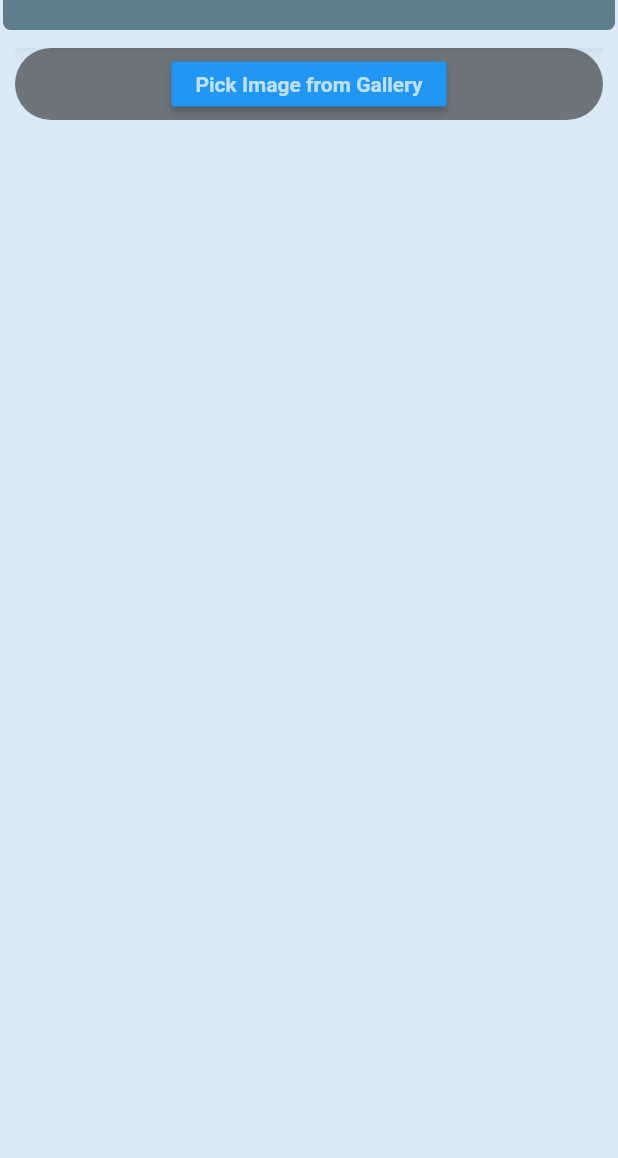
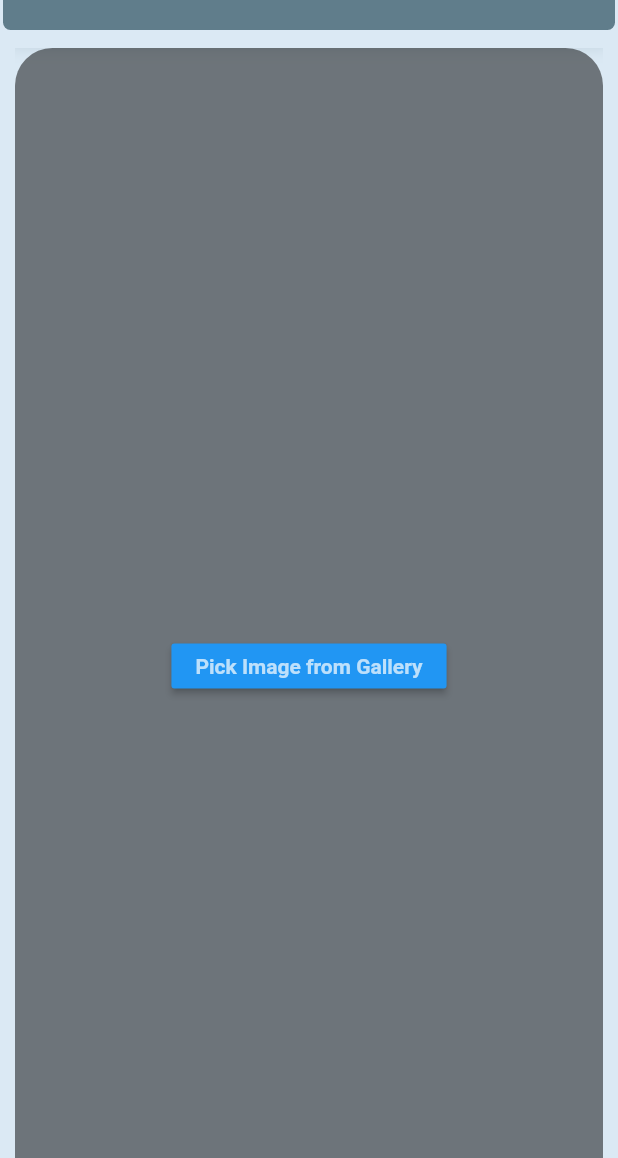
Before and after one commit to mohamedbadrco/photo-hash, a Flutter app: the screen it shows after launch, on a phone screen of 412 x 824 dp, the part 78-1236 px from its top. Run offline on Flutter 3.47's test engine with Material 2 defaults, Android fonts, the phone set to English and light mode, and no system bars; our stand-ins replace image_picker, syncfusion_flutter_sliders; missing offline and left inert: image_picker_for_web.

Commit message:
Add files via upload

```diff
--- a/lib/main.dart
+++ b/lib/main.dart
@@ -6,7 +6,7 @@ import 'package:image_picker/image_picker.dart';
 import 'dart:async';
 import 'dart:io';
 import 'package:syncfusion_flutter_sliders/sliders.dart';
-import 'package:multi_select_flutter/multi_select_flutter.dart';
+//import 'package:multi_select_flutter/multi_select_flutter.dart';
 //import 'package:flutter/services.dart';
 //import 'package:flutter/foundation.dart' show kIsWeb;
 import 'dart:typed_data';
@@ -61,20 +61,45 @@ class MyHomePage extends StatefulWidget {
 
 class _MyHomePageState extends State<MyHomePage> {
   XFile? image;
+
   img.Image? photo;
   Uint8List? imagebytes;
-  String gscale1 =
-      "\$@B%8&WM#*oahkbdpqwmZO0QLCJUYXzcvunxrjft/\|()1{}[]?-_+~<>i!lI;:,\"^`'.";
+  final String gscale1 =
+      "\$@B%8&WM#*oahkbdpqwmZO0QLCJUYXzcvunxrjft/|()1{}[]?-_+~<>i!lI;:,\"^`'.";
 
-  String gscale2 = '@%#*+=-:. ';
+  final String gscale2 = '@%#*+=-:. ';
+  final String gscale3 = "BWMoahkbdpqwmZOQLCJUYXzcvunxrjftilI";
 
   double _valuecom = 0.5;
 
   double _valueblur = 0.0;
 
-  final List<String> _filtersnames = ['Normal Colors', 'Sepia', 'GreyScale'];
+  Map<String, bool> filtersmap = {
+    'gscale': true,
+    'norcolors': false,
+    'sepia': false
+  };
 
-  String? _Flitername = 'GreyScale';
+  Map<String, bool> typemap = {
+    'img': true,
+    'text': false,
+  };
+
+  Map<String, bool> brcmap = {
+    'white': true,
+    'black': false,
+    'red': false,
+    'green': false,
+    'blue': false
+  };
+
+  Map<String, bool> fontmap = {'14': true, '24': false};
+
+  Map<String, bool> symbollsmap = {
+    'letters and symbols': true,
+    'onlysymbols': false,
+    'onlyletters': false
+  };
 
   Future pickImage() async {
     try {
@@ -135,7 +160,8 @@ class _MyHomePageState extends State<MyHomePage> {
     // than having to individually change instances of widgets.
     return Scaffold(
       backgroundColor: const Color(0xffdbe9f4),
-      body: Center(
+      body: SingleChildScrollView(
+        child: Center(
           // Center is a layout widget. It takes a single child and positions it
           // in the middle of the parent.
           child: Column(
@@ -187,12 +213,14 @@ class _MyHomePageState extends State<MyHomePage> {
                             color: Colors.black.withOpacity(0.5)),
                         child: Container(
                           width: double.infinity,
+                          height: MediaQuery.of(context).size.height,
                           child: imagebytes == null
                               ? Center(
                                   child: MaterialButton(
                                       height: 30.0,
                                       color: Colors.blue,
-                                  child: const Text("Pick Image from Gallery",
+                                      child: const Text(
+                                          "Pick Image from Gallery",
                                           style: TextStyle(
                                               color: Colors.white70,
                                               fontWeight: FontWeight.bold)),
@@ -207,9 +235,8 @@ class _MyHomePageState extends State<MyHomePage> {
                                       width: MediaQuery.of(context).size.width,
                                     ),
                                     Column(
-                                    mainAxisAlignment: MainAxisAlignment.center,
-                                    crossAxisAlignment:
-                                        CrossAxisAlignment.center,
+                                      mainAxisAlignment:
+                                          MainAxisAlignment.center,
                                       children: [
                                         Image.memory(
                                           imagebytes!,
@@ -223,10 +250,13 @@ class _MyHomePageState extends State<MyHomePage> {
                                             child: const Text("Chang Image ",
                                                 style: TextStyle(
                                                     color: Colors.white70,
-                                                  fontWeight: FontWeight.bold)),
+                                                    fontWeight:
+                                                        FontWeight.bold)),
                                             onPressed: () {
                                               pickImage();
                                             }),
+                                        Column(
+                                          children: [
                                             SfSlider(
                                               min: 0.1,
                                               max: 1.0,
@@ -241,6 +271,10 @@ class _MyHomePageState extends State<MyHomePage> {
                                                 });
                                               },
                                             ),
+                                          ],
+                                        ),
+                                        Column(
+                                          children: [
                                             SfSlider(
                                               min: 0.0,
                                               max: 10.0,
@@ -256,13 +290,56 @@ class _MyHomePageState extends State<MyHomePage> {
                                                 });
                                               },
                                             ),
+                                          ],
+                                        ),
+                                        Column(
+                                          children: [
+                                            Row(
+                                              children: [
+                                                ChoiceChip(
+                                                  label:
+                                                      const Text('Grey Scale'),
+                                                  selected:
+                                                      filtersmap['gscale']!,
+                                                  onSelected: (bool selected) {
+                                                    filtersmap.forEach((k, v) =>
+                                                        print(
+                                                            "Key : $k, Value : $v"));
+                                                  },
+                                                ),
+                                                ChoiceChip(
+                                                  label: const Text(
+                                                      'Normal colors'),
+                                                  selected:
+                                                      filtersmap['norcolors']!,
+                                                  onSelected: (bool selected) {
+                                                    filtersmap.forEach((k, v) =>
+                                                        print(
+                                                            "Key : $k, Value : $v"));
+                                                  },
+                                                ),
+                                                ChoiceChip(
+                                                  label: const Text('sepia'),
+                                                  selected:
+                                                      filtersmap['sepia']!,
+                                                  onSelected: (bool selected) {
+                                                    filtersmap.forEach((k, v) =>
+                                                        print(
+                                                            "Key : $k, Value : $v"));
+                                                  },
+                                                ),
+                                              ],
+                                            ),
+                                          ],
+                                        ),
                                         MaterialButton(
                                             height: 50.0,
                                             color: Colors.blue,
                                             child: const Text("Convert",
                                                 style: TextStyle(
                                                     color: Colors.white70,
-                                                  fontWeight: FontWeight.bold)),
+                                                    fontWeight:
+                                                        FontWeight.bold)),
                                             onPressed: () {
                                               converthash();
                                             }),
@@ -277,6 +354,7 @@ class _MyHomePageState extends State<MyHomePage> {
             ],
           ),
         ),
+      ),
     );
   }
 }
```
Lines whose indentation alone changed are shown as unchanged.
